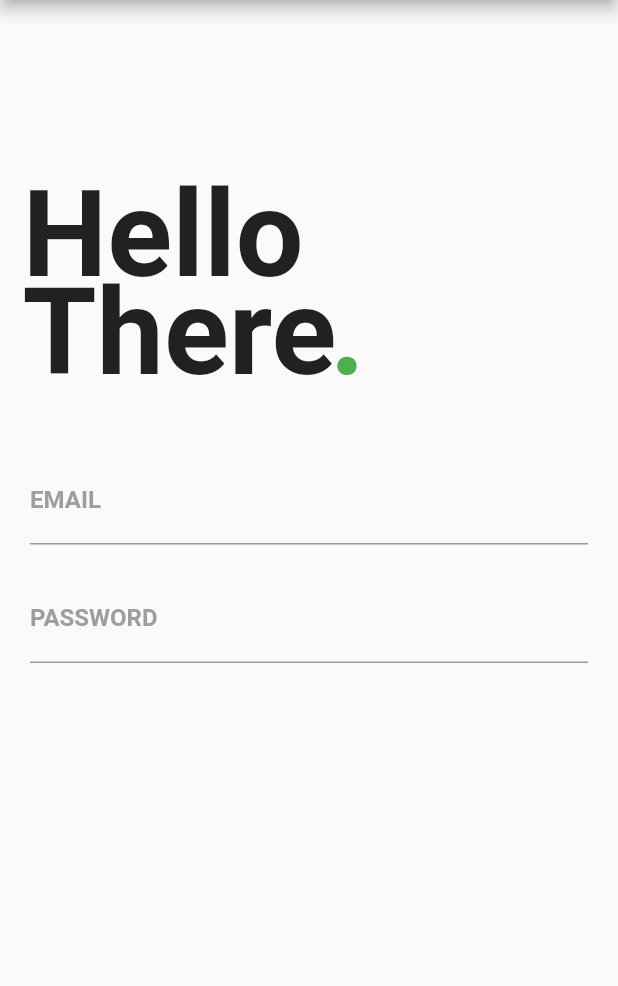
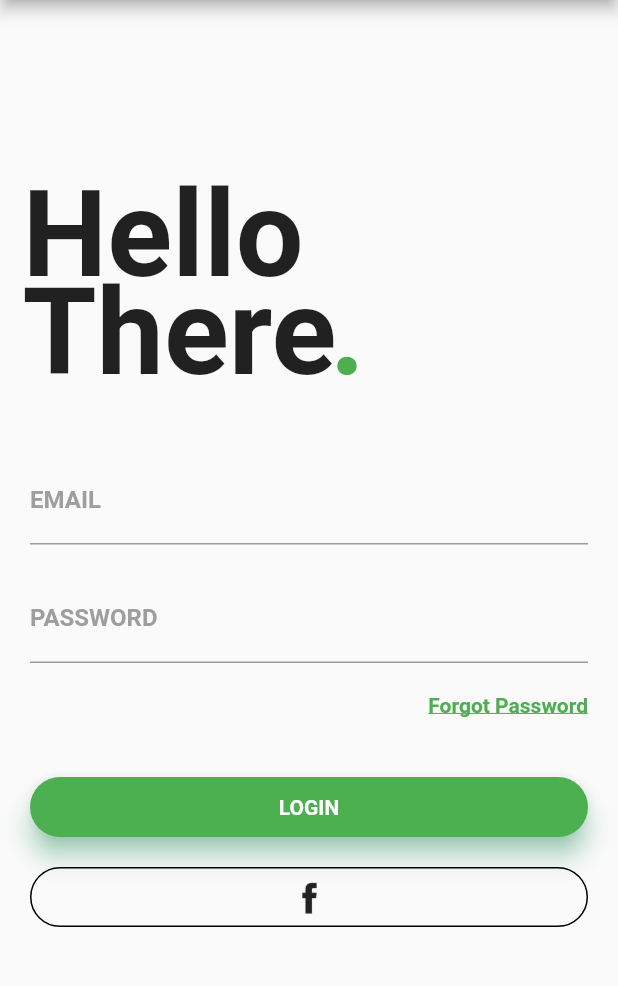
Before and after one commit to Skill-Learn/FlutterSide, a Flutter app: the screen it shows after launch, on a phone screen of 412 x 824 dp, the part 84-1070 px from its top. Run offline on Flutter 3.47's test engine with Material 2 defaults, Android fonts, the phone set to English and light mode, and no system bars; our stand-ins replace sticky_headers; Roboto replaces fonts that are missing (Montserrat); project files that could hold a hidden picture were left out.

Commit message:
more on UI login

```diff
--- a/lib/login.dart
+++ b/lib/login.dart
@@ -1,4 +1,5 @@
 import 'package:flutter/material.dart';
+import 'package:flutter/rendering.dart';
 
 class MyLoginPage extends StatefulWidget {
   @override
@@ -85,6 +86,65 @@ class _MyLoginPageState extends State<MyLoginPage> {
                   ),
                   obscureText: true,
                 ),
+                SizedBox(height: 5.0),
+                Container(
+                  alignment: Alignment(1.0, 0.0),
+                  padding: EdgeInsets.only(top: 15.0, left: 20.0),
+                  child: InkWell(
+                    child: Text(
+                      'Forgot Password',
+                      style: TextStyle(
+                          color: Colors.green,
+                          fontWeight: FontWeight.bold,
+                          fontFamily: 'Montserrat',
+                          decoration: TextDecoration.underline),
+                    ),
+                  ),
+                ),
+                SizedBox(height: 40.0),
+                Container(
+                  height: 40.0,
+                  child: Material(
+                    borderRadius: BorderRadius.circular(20.0),
+                    shadowColor: Colors.greenAccent,
+                    color: Colors.green,
+                    elevation: 7.0,
+                    child: GestureDetector(
+                        onTap: () {},
+                        child: Center(
+                          child: Text(
+                            'LOGIN',
+                            style: TextStyle(
+                                color: Colors.white,
+                                fontWeight: FontWeight.bold,
+                                fontFamily: 'Montserrat'),
+                          ),
+                        )),
+                  ),
+                ),
+                SizedBox(height: 20.0),
+                Container(
+                  height: 40.0,
+                  color: Colors.transparent,
+                  child: Container(
+                    decoration: BoxDecoration(
+                      border: Border.all(
+                          color: Colors.black,
+                          style: BorderStyle.solid,
+                          width: 1.0),
+                      color: Colors.transparent,
+                      borderRadius: BorderRadius.circular(20.0),
+                    ),
+                    child: Row(
+                      mainAxisAlignment: MainAxisAlignment.center,
+                      children: <Widget>[
+                        Center(
+                          child: ImageIcon(AssetImage('assets/facebook.png')),
+                        )
+                      ],
+                    ),
+                  ),
+                )
               ],
             ),
           ),
```
